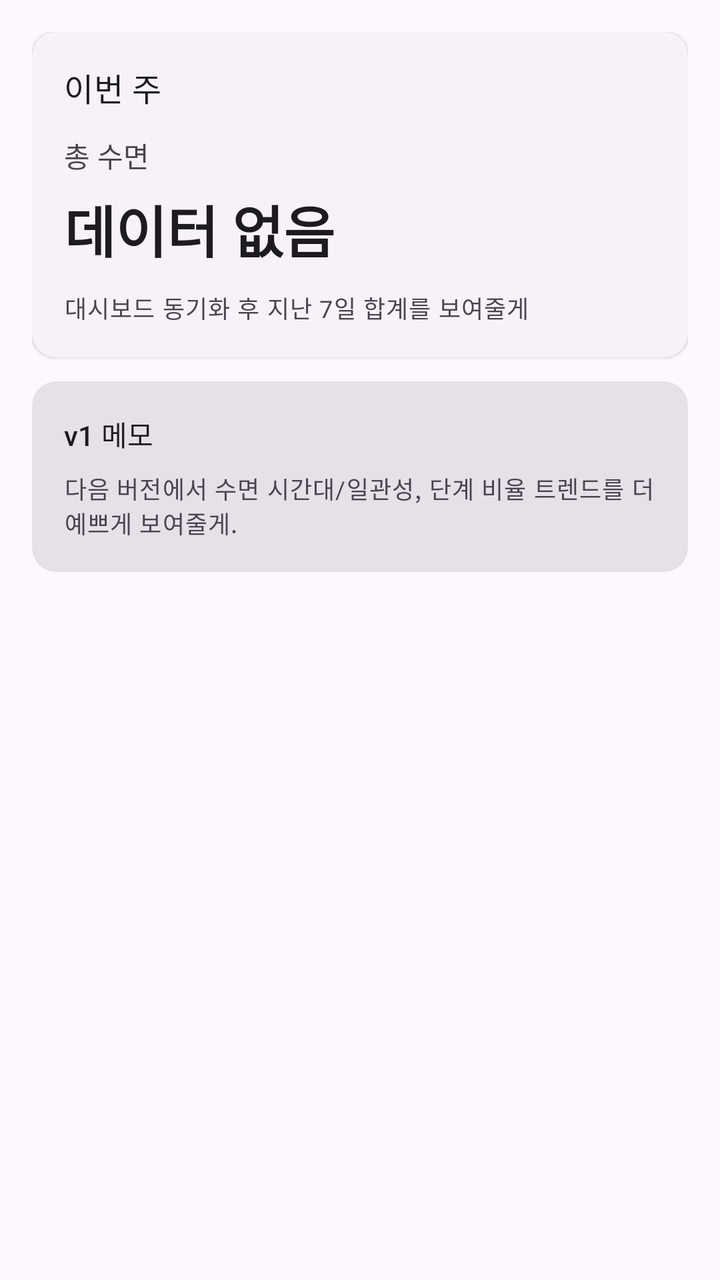
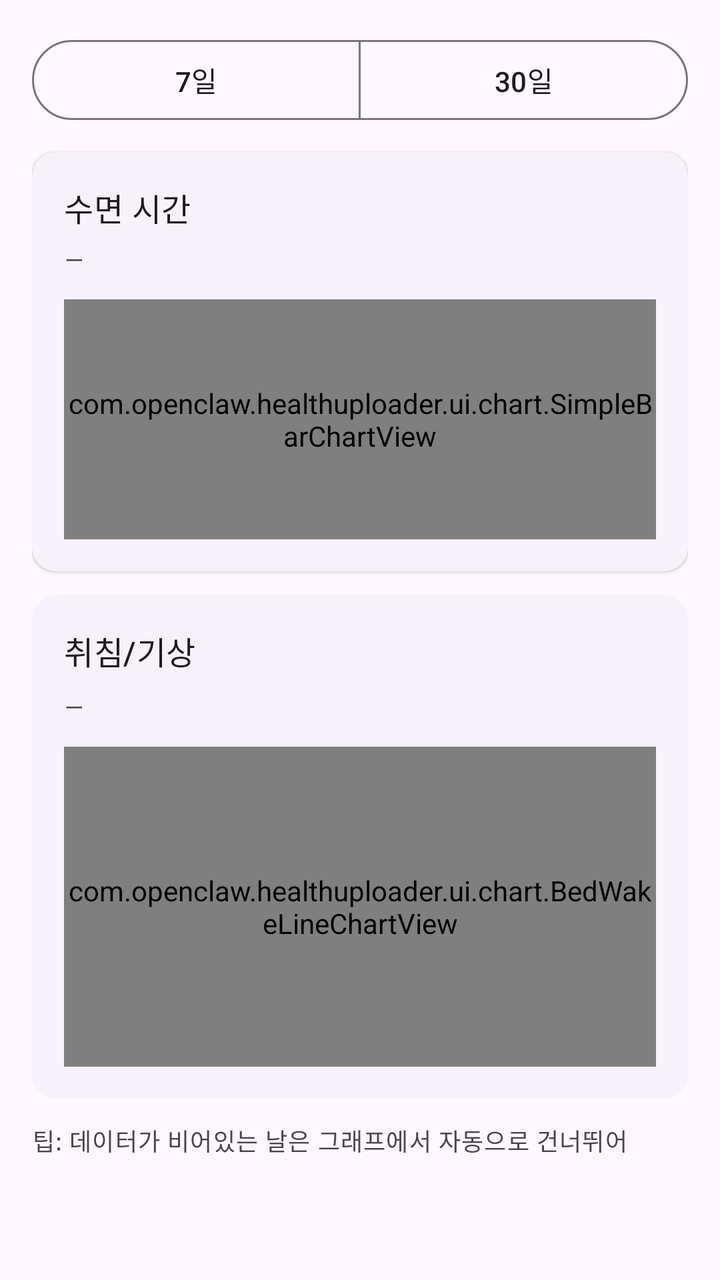

An Android layout rendered at two revisions. The XML below is the earlier revision; the diff shows what the commit changed to produce the second picture.
<!-- AndroidManifest.xml: application theme Theme.OpenclawHealthUploader -->
<!-- res/layout/fragment_trends.xml -->
<?xml version="1.0" encoding="utf-8"?>
<androidx.core.widget.NestedScrollView xmlns:android="http://schemas.android.com/apk/res/android"
  xmlns:app="http://schemas.android.com/apk/res-auto"
  android:layout_width="match_parent"
  android:layout_height="match_parent"
  android:background="?attr/colorSurface"
  android:fillViewport="true">

  <LinearLayout
    android:layout_width="match_parent"
    android:layout_height="wrap_content"
    android:orientation="vertical"
    android:padding="16dp">

    <com.google.android.material.card.MaterialCardView
      android:layout_width="match_parent"
      android:layout_height="wrap_content"
      style="@style/Widget.Material3.CardView.Elevated">

      <LinearLayout
        android:layout_width="match_parent"
        android:layout_height="wrap_content"
        android:orientation="vertical"
        android:padding="16dp">

        <TextView
          android:layout_width="match_parent"
          android:layout_height="wrap_content"
          android:text="이번 주"
          android:textAppearance="@style/TextAppearance.Material3.TitleMedium"
          android:textColor="?attr/colorOnSurface" />

        <TextView
          android:layout_width="match_parent"
          android:layout_height="wrap_content"
          android:layout_marginTop="12dp"
          android:text="총 수면"
          android:textAppearance="@style/TextAppearance.Material3.LabelLarge"
          android:textColor="?attr/colorOnSurfaceVariant" />

        <TextView
          android:id="@+id/tvWeeklySleep"
          android:layout_width="match_parent"
          android:layout_height="wrap_content"
          android:layout_marginTop="6dp"
          android:text="데이터 없음"
          android:textAppearance="@style/TextAppearance.Material3.HeadlineMedium"
          android:textColor="?attr/colorOnSurface"
          android:textStyle="bold" />

        <TextView
          android:id="@+id/tvWeeklyHint"
          android:layout_width="match_parent"
          android:layout_height="wrap_content"
          android:layout_marginTop="10dp"
          android:text="대시보드 동기화 후 지난 7일 합계를 보여줄게"
          android:textAppearance="@style/TextAppearance.Material3.BodySmall"
          android:textColor="?attr/colorOnSurfaceVariant" />
      </LinearLayout>
    </com.google.android.material.card.MaterialCardView>

    <com.google.android.material.card.MaterialCardView
      android:layout_width="match_parent"
      android:layout_height="wrap_content"
      android:layout_marginTop="12dp"
      style="@style/Widget.Material3.CardView.Filled">

      <LinearLayout
        android:layout_width="match_parent"
        android:layout_height="wrap_content"
        android:orientation="vertical"
        android:padding="16dp">

        <TextView
          android:layout_width="match_parent"
          android:layout_height="wrap_content"
          android:text="v1 메모"
          android:textAppearance="@style/TextAppearance.Material3.TitleSmall"
          android:textColor="?attr/colorOnSurface" />

        <TextView
          android:layout_width="match_parent"
          android:layout_height="wrap_content"
          android:layout_marginTop="8dp"
          android:text="다음 버전에서 수면 시간대/일관성, 단계 비율 트렌드를 더 예쁘게 보여줄게."
          android:textAppearance="@style/TextAppearance.Material3.BodySmall"
          android:textColor="?attr/colorOnSurfaceVariant" />
      </LinearLayout>
    </com.google.android.material.card.MaterialCardView>
  </LinearLayout>
</androidx.core.widget.NestedScrollView>
<!-- resources referenced by this layout -->
<resources>
  <style name="Theme.OpenclawHealthUploader" parent="Theme.Material3.DayNight.NoActionBar">
      <item name="android:statusBarColor">@android:color/transparent</item>
      <item name="android:navigationBarColor">@android:color/transparent</item>
    </style>
</resources>

<!-- the commit's change to res/layout/fragment_trends.xml (unified diff, before → after) -->
@@ -12,9 +12,34 @@
     android:orientation="vertical"
     android:padding="16dp">
 
+    <com.google.android.material.button.MaterialButtonToggleGroup
+      android:id="@+id/togglePeriod"
+      android:layout_width="match_parent"
+      android:layout_height="wrap_content"
+      app:selectionRequired="true"
+      app:singleSelection="true">
+
+      <com.google.android.material.button.MaterialButton
+        android:id="@+id/btnPeriod7"
+        style="@style/Widget.Material3.Button.OutlinedButton"
+        android:layout_width="0dp"
+        android:layout_height="wrap_content"
+        android:layout_weight="1"
+        android:text="7일" />
+
+      <com.google.android.material.button.MaterialButton
+        android:id="@+id/btnPeriod30"
+        style="@style/Widget.Material3.Button.OutlinedButton"
+        android:layout_width="0dp"
+        android:layout_height="wrap_content"
+        android:layout_weight="1"
+        android:text="30일" />
+    </com.google.android.material.button.MaterialButtonToggleGroup>
+
     <com.google.android.material.card.MaterialCardView
       android:layout_width="match_parent"
       android:layout_height="wrap_content"
+      android:layout_marginTop="12dp"
       style="@style/Widget.Material3.CardView.Elevated">
 
       <LinearLayout
@@ -26,36 +51,24 @@
         <TextView
           android:layout_width="match_parent"
           android:layout_height="wrap_content"
-          android:text="이번 주"
+          android:text="수면 시간"
           android:textAppearance="@style/TextAppearance.Material3.TitleMedium"
           android:textColor="?attr/colorOnSurface" />
 
         <TextView
-          android:layout_width="match_parent"
-          android:layout_height="wrap_content"
-          android:layout_marginTop="12dp"
-          android:text="총 수면"
-          android:textAppearance="@style/TextAppearance.Material3.LabelLarge"
-          android:textColor="?attr/colorOnSurfaceVariant" />
-
-        <TextView
-          android:id="@+id/tvWeeklySleep"
+          android:id="@+id/tvDurationSummary"
           android:layout_width="match_parent"
           android:layout_height="wrap_content"
           android:layout_marginTop="6dp"
-          android:text="데이터 없음"
-          android:textAppearance="@style/TextAppearance.Material3.HeadlineMedium"
-          android:textColor="?attr/colorOnSurface"
-          android:textStyle="bold" />
-
-        <TextView
-          android:id="@+id/tvWeeklyHint"
-          android:layout_width="match_parent"
-          android:layout_height="wrap_content"
-          android:layout_marginTop="10dp"
-          android:text="대시보드 동기화 후 지난 7일 합계를 보여줄게"
+          android:text="—"
           android:textAppearance="@style/TextAppearance.Material3.BodySmall"
           android:textColor="?attr/colorOnSurfaceVariant" />
+
+        <com.openclaw.healthuploader.ui.chart.SimpleBarChartView
+          android:id="@+id/chartDuration"
+          android:layout_width="match_parent"
+          android:layout_height="120dp"
+          android:layout_marginTop="12dp" />
       </LinearLayout>
     </com.google.android.material.card.MaterialCardView>
 
@@ -63,7 +76,7 @@
       android:layout_width="match_parent"
       android:layout_height="wrap_content"
       android:layout_marginTop="12dp"
-      style="@style/Widget.Material3.CardView.Filled">
+      style="@style/Widget.Material3.CardView.Elevated">
 
       <LinearLayout
         android:layout_width="match_parent"
@@ -74,18 +87,34 @@
         <TextView
           android:layout_width="match_parent"
           android:layout_height="wrap_content"
-          android:text="v1 메모"
-          android:textAppearance="@style/TextAppearance.Material3.TitleSmall"
+          android:text="취침/기상"
+          android:textAppearance="@style/TextAppearance.Material3.TitleMedium"
           android:textColor="?attr/colorOnSurface" />
 
         <TextView
+          android:id="@+id/tvTimeSummary"
           android:layout_width="match_parent"
           android:layout_height="wrap_content"
           android:layout_marginTop="8dp"
-          android:text="다음 버전에서 수면 시간대/일관성, 단계 비율 트렌드를 더 예쁘게 보여줄게."
+          android:text="—"
           android:textAppearance="@style/TextAppearance.Material3.BodySmall"
           android:textColor="?attr/colorOnSurfaceVariant" />
+
+        <com.openclaw.healthuploader.ui.chart.BedWakeLineChartView
+          android:id="@+id/chartBedWake"
+          android:layout_width="match_parent"
+          android:layout_height="160dp"
+          android:layout_marginTop="12dp" />
       </LinearLayout>
     </com.google.android.material.card.MaterialCardView>
+
+    <TextView
+      android:id="@+id/tvTrendsHint"
+      android:layout_width="match_parent"
+      android:layout_height="wrap_content"
+      android:layout_marginTop="12dp"
+      android:text="팁: 데이터가 비어있는 날은 그래프에서 자동으로 건너뛰어"
+      android:textAppearance="@style/TextAppearance.Material3.BodySmall"
+      android:textColor="?attr/colorOnSurfaceVariant" />
   </LinearLayout>
 </androidx.core.widget.NestedScrollView>
